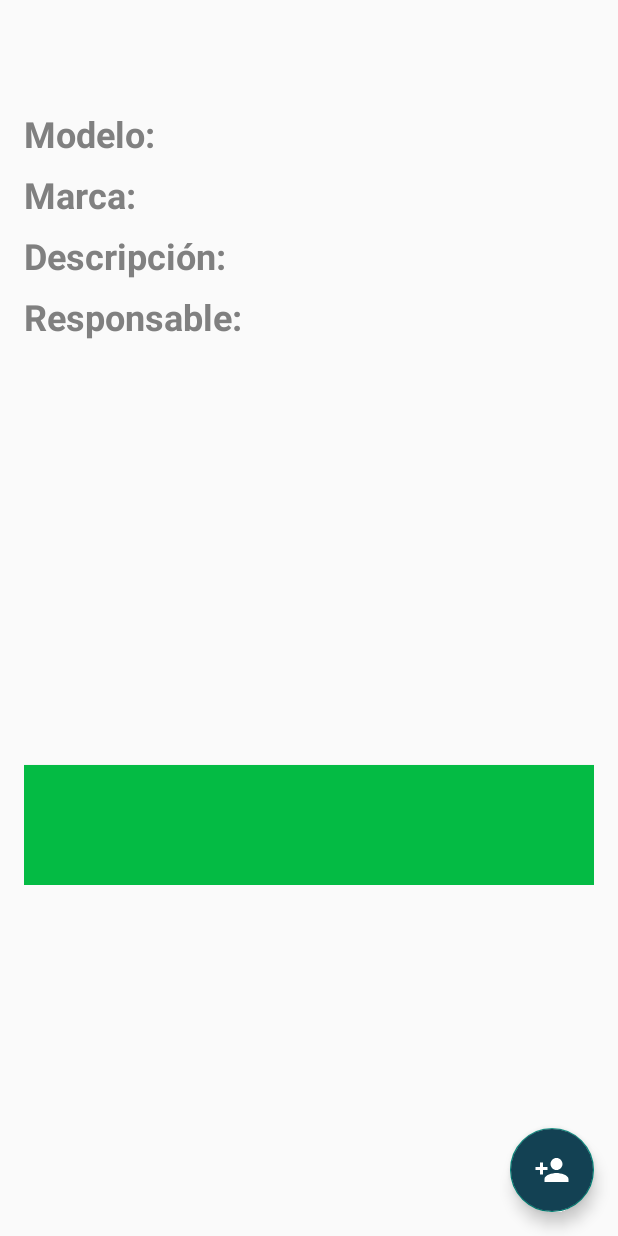
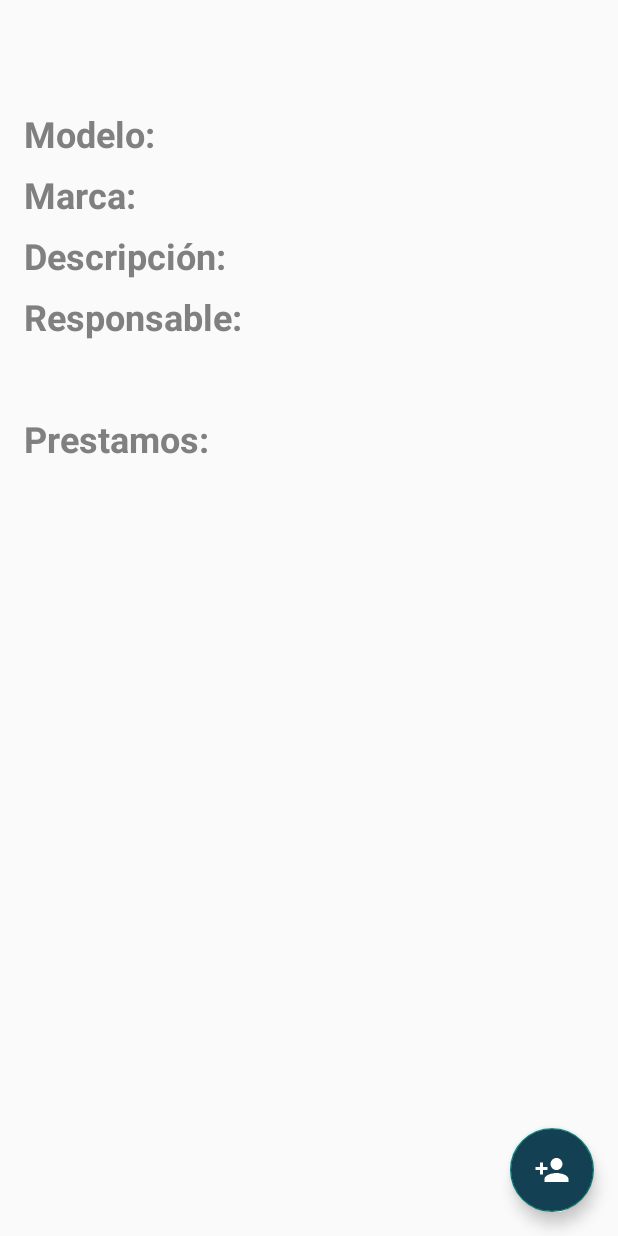
Before and after one commit to amst-fiec/2T2020-Inventario-de-articulos-de-laboratorio-v2.0, an Android app: the EquipoActivity screen opened directly, with no data from a screen before it, on a phone screen of 412 x 824 dp. Run offline under Robolectric (Android 15) with nearby library versions, the light colour scheme and no system bars; our stand-ins replace Firebase (no records; nobody signed in at launch, a user with empty details on screens opened directly); 5 statements that could not run were skipped.

Commit message:
fix list items

```diff
--- a/app/src/main/java/com/example/labstock/EquipoActivity.java
+++ b/app/src/main/java/com/example/labstock/EquipoActivity.java
@@ -7,7 +7,10 @@ import android.content.Context;
 import android.content.Intent;
 import android.os.Bundle;
 import android.util.Log;
+import android.view.LayoutInflater;
 import android.view.View;
+import android.widget.Button;
+import android.widget.LinearLayout;
 import android.widget.ProgressBar;
 import android.widget.TextView;
 
@@ -26,12 +29,14 @@ public class EquipoActivity extends AppCompatActivity {
     private String equipoId;
     private DatabaseReference db_reference;
     private FirebaseUser user;
+    private LinearLayout contenedorEquipos;
 
     @Override
     protected void onCreate(Bundle savedInstanceState) {
         super.onCreate(savedInstanceState);
         setContentView(R.layout.activity_equipo);
         context = getApplicationContext();
+        contenedorEquipos = (LinearLayout) findViewById(R.id.equipo_prestamos);
         Intent intent = getIntent();
         equipoId = intent.getStringExtra("equipo");
 
@@ -62,13 +67,38 @@ public class EquipoActivity extends AppCompatActivity {
     }
 
     public void renderData(DataSnapshot equipo) {
-        ((ConstraintLayout)findViewById(R.id.equipo_mainContainer)).setVisibility(View.VISIBLE);
+        ((LinearLayout) findViewById(R.id.equipo_mainContainer)).setVisibility(View.VISIBLE);
         Log.d("Equipos", equipo.getRef().toString());
         ((TextView) findViewById(R.id.equipo_name)).setText(equipo.child("nombre").getValue().toString());
         ((TextView) findViewById(R.id.equipo_model)).setText(equipo.child("modelo").getValue().toString());
         ((TextView) findViewById(R.id.equipo_marca)).setText(equipo.child("marca").getValue().toString());
         ((TextView) findViewById(R.id.equipo_description)).setText(equipo.child("descripcion").getValue().toString());
         ((TextView) findViewById(R.id.equipo_responsable)).setText(equipo.child("responsable").getValue().toString());
+
+        for (DataSnapshot prestamo : equipo.child("prestamos").getChildren()) {
+            renderDataPrestamo(prestamo);
+        }
+    }
+
+    public void renderDataPrestamo(DataSnapshot prestamo) {
+        LinearLayout linearLayout = (LinearLayout) LayoutInflater.from(this).inflate(R.layout.list_item_equipo, null);
+        ((Button) linearLayout.findViewById(R.id.btn_item)).setText(prestamo.child("ubicacion").getValue().toString() + ": " + prestamo.child("responsable").getValue().toString());
+        boolean devuelto = Boolean.parseBoolean(prestamo.child("devuelto").getValue().toString());
+
+        if (devuelto) {
+            ((Button) linearLayout.findViewById(R.id.btn_item)).setBackgroundResource(R.drawable.btn_ok);
+        } else {
+            ((Button) linearLayout.findViewById(R.id.btn_item)).setBackgroundResource(R.drawable.btn_warning);
+        }
+
+//        ((Button) linearLayout.findViewById(R.id.btn_item)).setOnClickListener(view -> {
+//            Intent intent = new Intent(context, EquipoActivity.class);
+//            intent.putExtra("prestamo", prestamo.getRef().toString());
+//            startActivity(intent);
+//
+//        });
+
+        contenedorEquipos.addView(linearLayout);
     }
 
     public void prestarEquipo(View view) {
--- a/app/src/main/java/com/example/labstock/EquiposActivity.java
+++ b/app/src/main/java/com/example/labstock/EquiposActivity.java
@@ -76,7 +76,7 @@ public class EquiposActivity extends AppCompatActivity {
 
     private void renderDataInfo(DataSnapshot laboratorio) {
         ((ProgressBar) findViewById(R.id.lab_progress_loader)).setVisibility(View.GONE);
-        ((ConstraintLayout) findViewById(R.id.lab_mainContainer)).setVisibility(View.VISIBLE);
+        ((LinearLayout) findViewById(R.id.lab_mainContainer)).setVisibility(View.VISIBLE);
         //Toast.makeText(context,laboratorio.child("nombre").getValue().toString(),Toast.LENGTH_SHORT).show();
         ((TextView) findViewById(R.id.lab_name)).setText(laboratorio.child("nombre").getValue().toString());
         ((TextView) findViewById(R.id.lab_description)).setText(laboratorio.child("descripcion").getValue().toString());
--- a/app/src/main/res/layout/activity_equipo.xml
+++ b/app/src/main/res/layout/activity_equipo.xml
@@ -33,7 +33,7 @@
         app:layout_constraintStart_toStartOf="parent"
         app:layout_constraintTop_toTopOf="parent" />
 
-    <androidx.constraintlayout.widget.ConstraintLayout
+    <LinearLayout
         android:id="@+id/equipo_mainContainer"
         android:layout_width="match_parent"
         android:layout_height="match_parent"
@@ -45,13 +45,11 @@
         <ScrollView
             android:id="@+id/equipo_info"
             android:layout_width="match_parent"
-            android:layout_height="wrap_content"
+            android:layout_height="260dp"
             android:orientation="vertical"
             android:paddingStart="16dp"
             android:paddingTop="16dp"
-            android:paddingEnd="16dp"
-            app:layout_constraintEnd_toEndOf="parent"
-            app:layout_constraintTop_toTopOf="parent">
+            android:paddingEnd="16dp">
 
             <LinearLayout
                 android:layout_width="match_parent"
@@ -178,35 +176,35 @@
 
         <ScrollView
             android:layout_width="match_parent"
-            android:layout_height="wrap_content"
+            android:layout_height="match_parent"
             android:orientation="vertical"
             android:paddingStart="16dp"
             android:paddingTop="16dp"
-            android:paddingEnd="16dp"
-            app:layout_constraintBottom_toBottomOf="parent"
-            app:layout_constraintStart_toStartOf="parent"
-            app:layout_constraintTop_toBottomOf="@id/equipo_info">
+            android:paddingEnd="16dp">
 
             <LinearLayout
-
                 android:layout_width="match_parent"
                 android:layout_height="wrap_content"
                 android:orientation="vertical">
 
-                <Button
+                <TextView
+                    android:layout_width="wrap_content"
+                    android:layout_height="wrap_content"
+                    android:text="Prestamos:"
+                    android:textColor="@color/colorGray"
+                    android:textSize="24sp"
+                    android:textStyle="bold" />
 
+                <LinearLayout
+                    android:id="@+id/equipo_prestamos"
                     android:layout_width="match_parent"
-                    android:layout_height="80dp"
-                    android:layout_marginTop="24dp"
-                    android:background="@drawable/equipo_lugar"
-                    android:textColor="@color/white"
-                    android:textSize="16sp"
-                    android:textStyle="bold"
-                    tools:text="Lab1: Angel Maria" />
+                    android:layout_height="wrap_content"
+                    android:orientation="vertical">
 
 
+                </LinearLayout>
             </LinearLayout>
         </ScrollView>
-    </androidx.constraintlayout.widget.ConstraintLayout>
+    </LinearLayout>
 
 </androidx.constraintlayout.widget.ConstraintLayout>
```
Also changed, not shown: app/src/main/res/layout/activity_equipos.xml (+5 -10 lines), app/src/main/res/layout/activity_laboratorios.xml (+21 -4 lines).
